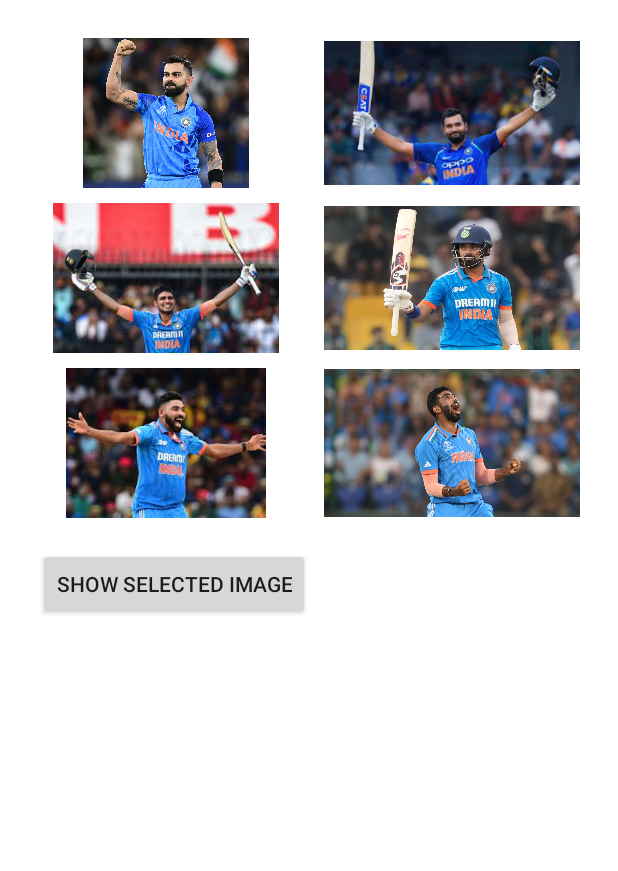
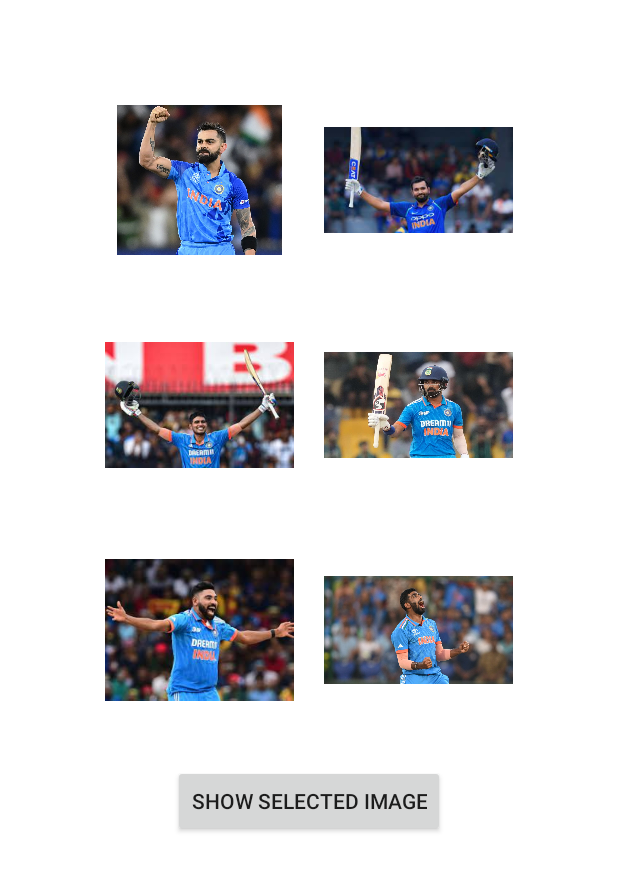
Before and after one commit to Adityaotari/Custom_Dialog_image_selector, an Android app: the screen it shows after launch (MainActivity), after a tap on "Image 1", on a phone screen of 412 x 824 dp. Shown: the top 871 px of the screen. Run offline under Robolectric (Android 15) with nearby library versions, the phone set to English and light mode, and no system bars.

```diff
--- a/app/src/main/java/com/example/imageselect/MainActivity.java
+++ b/app/src/main/java/com/example/imageselect/MainActivity.java
@@ -17,13 +17,12 @@ public class MainActivity extends Activity {
         super.onCreate(savedInstanceState);
         setContentView(R.layout.activity_main);
 
-        selectedImage= findViewById(R.id.imageView1);
+        selectedImage = null; // Initialize selectedImage to null
     }
 
     public void onImageClick(View view) {
-
         selectedImage = (ImageView) view;
-        Toast.makeText(this, "" + selectedImage.getContentDescription() + " selected", Toast.LENGTH_SHORT).show();
+        Toast.makeText(this, selectedImage.getContentDescription() + " selected", Toast.LENGTH_SHORT).show();
     }
 
     public void onShowImageClick(View view) {
--- a/app/src/main/res/layout/activity_main.xml
+++ b/app/src/main/res/layout/activity_main.xml
@@ -8,14 +8,16 @@
     android:layout_width="match_parent"
     android:layout_height="match_parent"
     android:orientation="vertical"
-    android:padding="25dp"
+    android:padding="50dp"
+    android:paddingTop="100dp"
     tools:context=".MainActivity">
 
 
     <LinearLayout
         android:layout_width="match_parent"
         android:layout_height="wrap_content"
-        android:orientation="horizontal">
+        android:orientation="horizontal"
+        android:padding="20dp">
 
         <ImageView
             android:id="@+id/imageView1"
@@ -43,7 +45,8 @@
     <LinearLayout
         android:layout_width="match_parent"
         android:layout_height="wrap_content"
-        android:orientation="horizontal">
+        android:orientation="horizontal"
+        android:padding="20dp">
 
         <ImageView
             android:id="@+id/imageView3"
@@ -75,7 +78,8 @@
     <LinearLayout
         android:layout_width="match_parent"
         android:layout_height="wrap_content"
-        android:orientation="horizontal">
+        android:orientation="horizontal"
+        android:padding="20dp">
 
 
         <ImageView
@@ -108,6 +112,7 @@
         android:layout_width="wrap_content"
         android:layout_height="wrap_content"
         android:layout_marginTop="20dp"
+        android:layout_gravity="center"
         android:gravity="center"
         android:text="Show Selected Image"
         android:onClick="onShowImageClick" />
--- a/app/src/main/res/values-night/themes.xml
+++ b/app/src/main/res/values-night/themes.xml
@@ -1,6 +1,6 @@
 <resources xmlns:tools="http://schemas.android.com/tools">
     <!-- Base application theme. -->
-    <style name="Theme.ImageSelect" parent="Theme.MaterialComponents.DayNight.DarkActionBar">
+    <style name="Theme.ImageSelect" parent="Theme.MaterialComponents.DayNight">
         <!-- Primary brand color. -->
         <item name="colorPrimary">@color/purple_200</item>
         <item name="colorPrimaryVariant">@color/purple_700</item>
--- a/app/src/main/res/values/themes.xml
+++ b/app/src/main/res/values/themes.xml
@@ -1,6 +1,6 @@
 <resources xmlns:tools="http://schemas.android.com/tools">
     <!-- Base application theme. -->
-    <style name="Theme.ImageSelect" parent="Theme.MaterialComponents.DayNight.DarkActionBar">
+    <style name="Theme.ImageSelect" parent="Theme.MaterialComponents.DayNight">
         <!-- Primary brand color. -->
         <item name="colorPrimary">@color/purple_500</item>
         <item name="colorPrimaryVariant">@color/purple_700</item>
```
